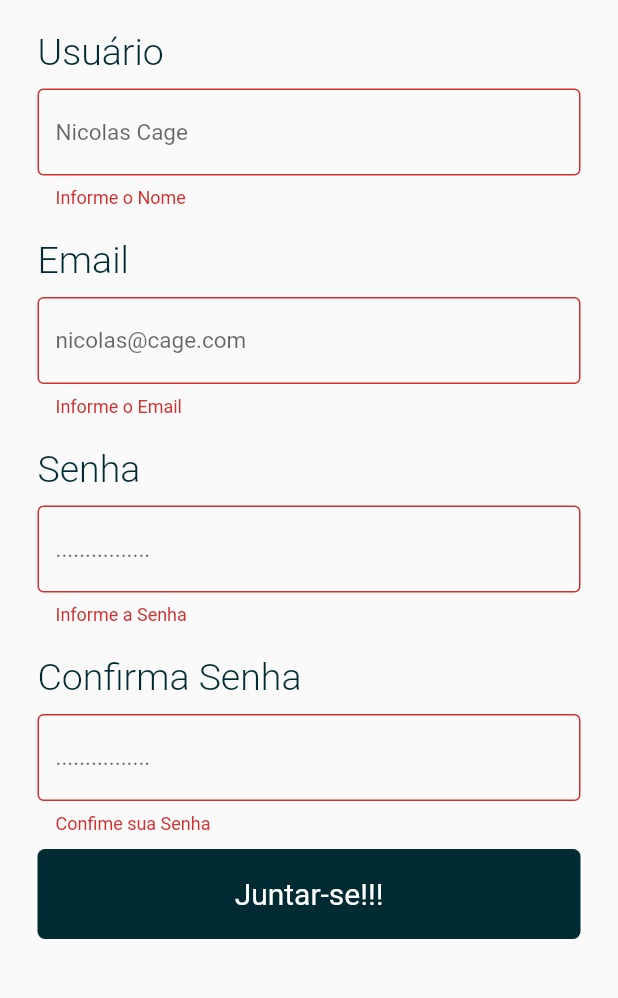
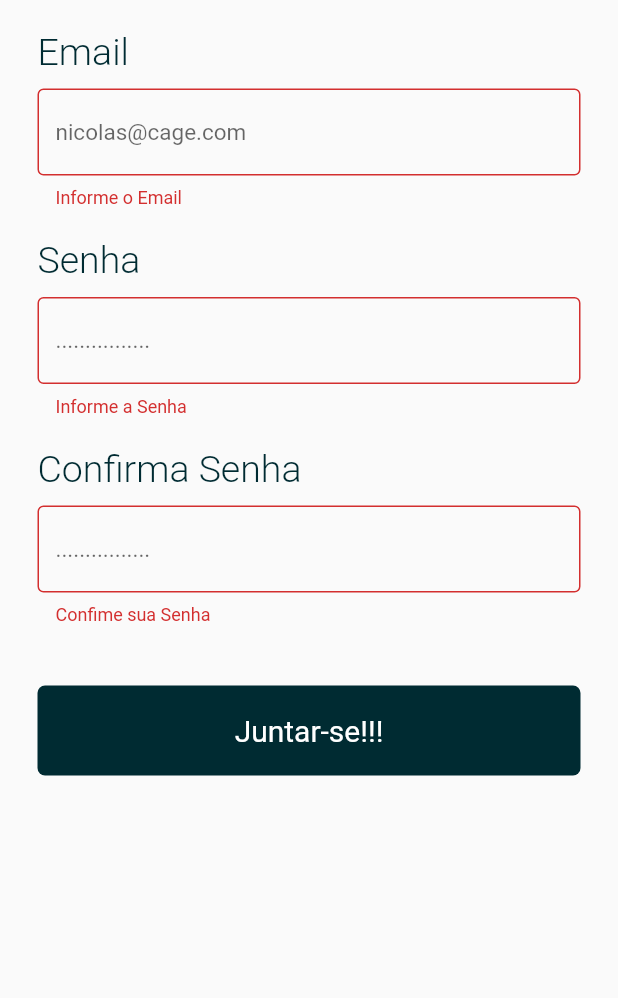
Before and after one commit to saulogp/find-a-table, a Flutter app: the CadastrarPage screen opened directly, after a tap on "Juntar-se!!!", on a phone screen of 412 x 824 dp, the part 150-1148 px from its top. Run offline on Flutter 3.47's test engine with Material 2 defaults, Android fonts, the phone set to English and light mode, and no system bars; our stand-ins replace carousel_pro, flare_flutter.

Commit message:
ajustes na tela de login e de cadastro de usuario

```diff
--- a/lib/pages/cadastrar.dart
+++ b/lib/pages/cadastrar.dart
@@ -1,4 +1,3 @@
-import 'package:finda_a_table/pages/apresentation.dart';
 import 'package:flutter/material.dart';
 import 'package:flutter/services.dart';
 
@@ -9,7 +8,6 @@ class CadastrarPage extends StatefulWidget {
 
 class _CadastrarPageState extends State<CadastrarPage> {
 
-  TextEditingController _userController = new TextEditingController();
   TextEditingController _emailController = new TextEditingController();
   TextEditingController _passwordController = new TextEditingController();
   TextEditingController _confirmPasswordController = new TextEditingController();
@@ -17,7 +15,7 @@ class _CadastrarPageState extends State<CadastrarPage> {
   final _formKey = GlobalKey<FormState>();
 
   bool _validade = false;
-  String usuario, email, senha, confSenha;
+  String email, senha, confSenha;
 
   @override
   Widget build(BuildContext context) {
@@ -32,40 +30,6 @@ class _CadastrarPageState extends State<CadastrarPage> {
                 Image.asset(
                   "assets/images/logo-h.png",
                   height: 80,
-                ),
-                Padding(
-                  padding: EdgeInsets.only(top: 20, bottom: 10),
-                  child: Text(
-                    "Usuário",
-                    style: TextStyle(
-                      color: Color(0xFF002B32),
-                      fontWeight: FontWeight.w300,
-                      fontSize: 25,
-                    ),
-                  ),
-                ),
-                TextFormField(
-                  keyboardType: TextInputType.emailAddress,
-                  inputFormatters: [LengthLimitingTextInputFormatter(20)],
-                  validator: _validarNome,
-                  controller: _userController,
-                  decoration: InputDecoration(
-                      hintText: "Nicolas Cage",
-                      labelStyle: TextStyle(
-                        color: Color(0xFF002B32),
-                        fontWeight: FontWeight.w300,
-                        fontSize: 15,
-                      ),
-                      border: OutlineInputBorder(),
-                      focusedBorder: OutlineInputBorder(
-                        borderSide: BorderSide(color: Color(0xFF002B32)),
-                      )),
-                  onSaved: (String val){
-                    usuario = val;
-                  },
-                  style: TextStyle(
-                    fontSize: 15,
-                  ),
                 ),
                 Padding(
                   padding: EdgeInsets.only(top: 20, bottom: 10),
@@ -171,6 +135,9 @@ class _CadastrarPageState extends State<CadastrarPage> {
                     fontSize: 15,
                   ),
                 ),
+                SizedBox(
+                  height: 30,
+                ),
                 Padding(
                   padding: EdgeInsets.only(top: 10, bottom: 10),
                   child: Container(
@@ -201,17 +168,6 @@ class _CadastrarPageState extends State<CadastrarPage> {
         ),
         )
     );
-  }
-
-  String _validarNome(String value){
-    String pattern = r'(^[a-zA-Z ]*$)';
-    RegExp regExp = RegExp(pattern);
-    if(value.isEmpty){
-      return "Informe o Nome";
-    }else if(!regExp.hasMatch(value)){
-      return "O nome deve conter caracteres de a-z ou A-Z";
-    }
-    return null;
   }
 
   String _validarEmail(String value){
--- a/lib/pages/login.dart
+++ b/lib/pages/login.dart
@@ -28,7 +28,7 @@ class _LoginPageState extends State<LoginPage> {
               Padding(
                 padding: EdgeInsets.only(top: 20, bottom: 10),
                 child: Text(
-                  "Usuário",
+                  "Email",
                   style: TextStyle(
                     color: Color(0xFF002B32),
                     fontWeight: FontWeight.w300,
@@ -40,7 +40,7 @@ class _LoginPageState extends State<LoginPage> {
                 keyboardType: TextInputType.emailAddress,
                 controller: _userController,
                 decoration: InputDecoration(
-                    hintText: "Nicolas Cage",
+                    hintText: "nicolas@cage.com",
                     labelStyle: TextStyle(
                       color: Color(0xFF002B32),
                       fontWeight: FontWeight.w300,
```
Also changed, not shown: lib/pages/mesas.dart (deleted, +0 -31 lines).
